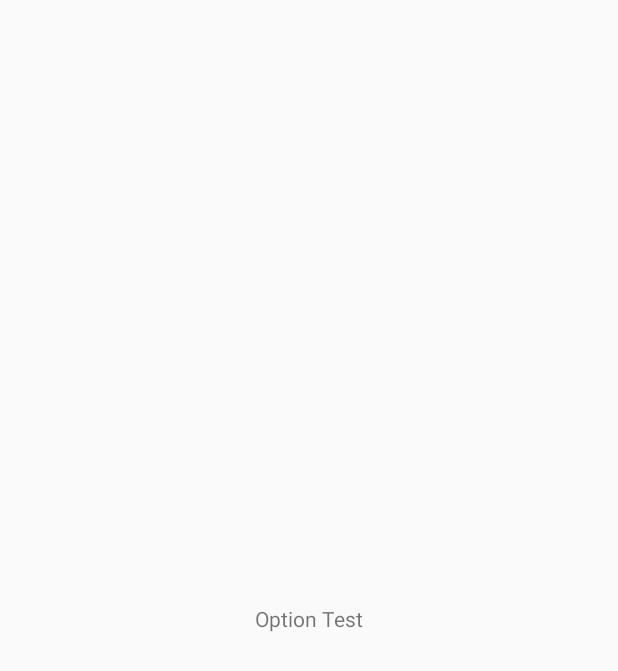
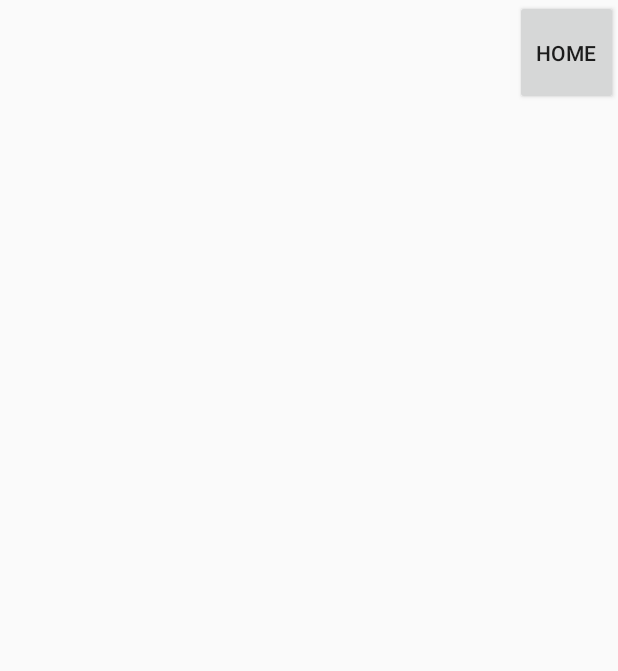
Before and after one commit to gibum1228/Care_Refrigerator, an Android app: the OptionActivity screen opened directly, with no data from a screen before it, on a phone screen of 412 x 824 dp. Before the commit the part shown is almost empty. Shown: the top 671 px of the screen. Run offline under Robolectric (Android 15) with nearby library versions, the phone set to English and light mode, and no system bars.

Commit message:
기본 UI 수정

```diff
--- a/Care_Refrigerator/app/src/main/java/com/example/care_refrigerator/OptionActivity.java
+++ b/Care_Refrigerator/app/src/main/java/com/example/care_refrigerator/OptionActivity.java
@@ -1,14 +1,29 @@
 package com.example.care_refrigerator;
 
+import android.content.Intent;
 import android.os.Bundle;
+import android.view.View;
+import android.widget.Button;
 
 import androidx.appcompat.app.AppCompatActivity;
 
 public class OptionActivity extends AppCompatActivity {
 
+    Button homeBtn;
+
     @Override
     protected void onCreate(Bundle savedInstanceState) {
         super.onCreate(savedInstanceState);
         setContentView(R.layout.activity_option);
+
+        homeBtn = (Button)findViewById(R.id.homeBtn);
+
+        homeBtn.setOnClickListener(new View.OnClickListener(){
+            @Override
+            public void onClick(View v){
+                Intent intent = new Intent(getApplicationContext(), MainActivity.class);
+                startActivity(intent);
+            }
+        });
     }
 }
--- a/Care_Refrigerator/app/src/main/res/layout/activity_option.xml
+++ b/Care_Refrigerator/app/src/main/res/layout/activity_option.xml
@@ -6,13 +6,27 @@
     android:layout_height="match_parent"
     tools:context=".OptionActivity">
 
-    <TextView
-        android:id="@+id/textView2"
-        android:layout_width="wrap_content"
-        android:layout_height="wrap_content"
-        android:text="@string/option_test"
-        app:layout_constraintBottom_toBottomOf="parent"
+    <LinearLayout
+        android:layout_width="0sp"
+        android:layout_height="70sp"
+        android:orientation="horizontal"
         app:layout_constraintEnd_toEndOf="parent"
+        app:layout_constraintHorizontal_bias="0.0"
         app:layout_constraintStart_toStartOf="parent"
-        app:layout_constraintTop_toTopOf="parent" />
+        app:layout_constraintTop_toTopOf="parent">
+
+        <TextView
+            android:layout_width="match_parent"
+            android:layout_height="match_parent"
+            android:layout_weight="1"/>
+
+        <Button
+            android:id="@+id/homeBtn"
+            android:layout_width="match_parent"
+            android:layout_height="match_parent"
+            android:text="Home"
+            android:gravity="center"
+            android:layout_weight="5" />
+    </LinearLayout>
+
 </androidx.constraintlayout.widget.ConstraintLayout>
```
Also changed, not shown: Care_Refrigerator/app/src/main/java/com/example/care_refrigerator/BoardActivity.java (+15 -0 lines), Care_Refrigerator/app/src/main/java/com/example/care_refrigerator/BoxActivity.java (+15 -0 lines), Care_Refrigerator/app/src/main/java/com/example/care_refrigerator/MainActivity.java (+15 -0 lines), Care_Refrigerator/app/src/main/java/com/example/care_refrigerator/PushActivity.java (+15 -0 lines), Care_Refrigerator/app/src/main/res/layout/activity_board.xml (+23 -0 lines), Care_Refrigerator/app/src/main/res/layout/activity_box.xml (+21 -7 lines), Care_Refrigerator/app/src/main/res/layout/activity_main.xml (+10 -9 lines), Care_Refrigerator/app/src/main/res/layout/activity_push.xml (+21 -7 lines).
